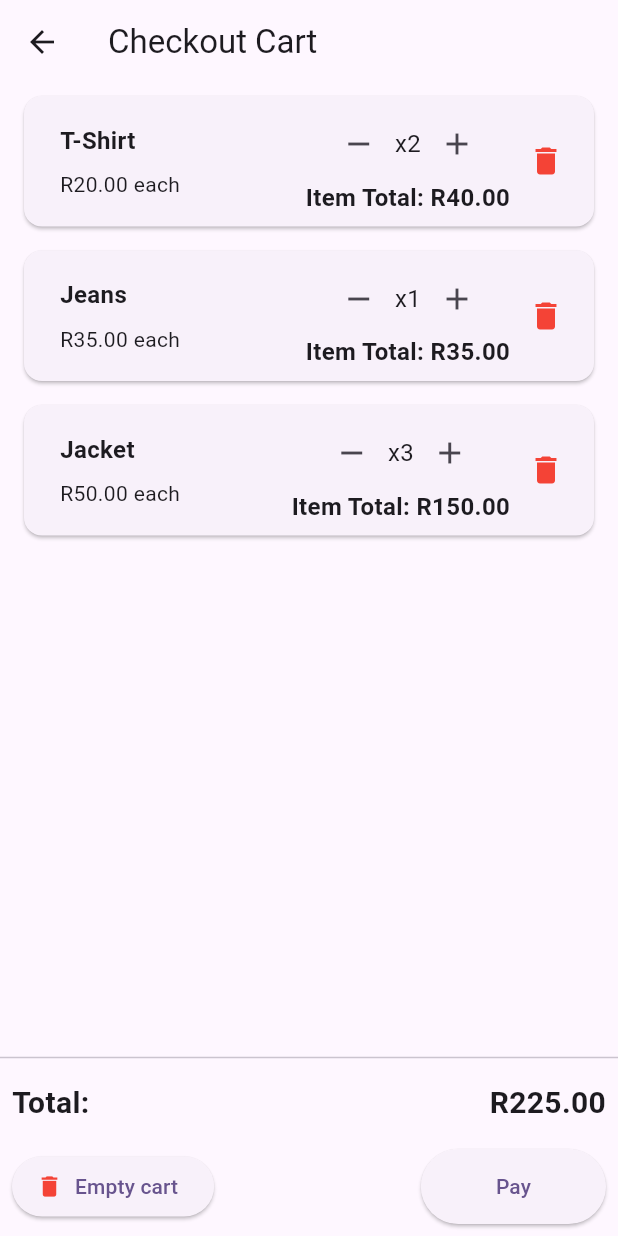
After one commit to sizwetshabangu2024/shopify-hydrogen, a Flutter app: the screen it shows after launch, after a tap on "Go to Cart", on a phone screen of 412 x 824 dp. The commit adds this screen. Run offline on Flutter 3.47's test engine with Material 3 defaults, Android fonts, the phone set to English and light mode, and no system bars; missing offline and left inert: shopify_flutter.

Commit message:
cart screens

```diff
--- a/lib/main.dart
+++ b/lib/main.dart
@@ -1,43 +1,27 @@
 import 'package:flutter/material.dart';
 import 'package:shopify_flutter/shopify_flutter.dart';
+import 'pages/cart.dart';
 
 void main() {
   ShopifyConfig.setConfig(
-      storefrontAccessToken: "16078089379d9bc48515ab671a39bbc3",
-      storeUrl: "quickstart-b7d1dbcd.myshopify.com",
-      storefrontApiVersion: "2023-07",
+    storefrontAccessToken: "16078089379d9bc48515ab671a39bbc3",
+    storeUrl: "quickstart-b7d1dbcd.myshopify.com",
+    storefrontApiVersion: "2023-07",
     language: 'en',
     cachePolicy: CachePolicy.cacheAndNetwork,
   );
 
   runApp(const MyApp());
-
 }
 
 class MyApp extends StatelessWidget {
   const MyApp({super.key});
 
-  // This widget is the root of your application.
   @override
   Widget build(BuildContext context) {
     return MaterialApp(
       title: 'Shopify Hydrogen',
       theme: ThemeData(
-        // This is the theme of your application.
-        //
-        // TRY THIS: Try running your application with "flutter run". You'll see
-        // the application has a purple toolbar. Then, without quitting the app,
-        // try changing the seedColor in the colorScheme below to Colors.green
-        // and then invoke "hot reload" (save your changes or press the "hot
-        // reload" button in a Flutter-supported IDE, or press "r" if you used
-        // the command line to start the app).
-        //
-        // Notice that the counter didn't reset back to zero; the application
-        // state is not lost during the reload. To reset the state, use hot
-        // restart instead.
-        //
-        // This works for code too, not just values: Most code changes can be
-        // tested with just a hot reload.
         colorScheme: ColorScheme.fromSeed(seedColor: Colors.deepPurple),
         useMaterial3: true,
       ),
@@ -49,15 +33,6 @@ class MyApp extends StatelessWidget {
 class MyHomePage extends StatefulWidget {
   const MyHomePage({super.key, required this.title});
 
-  // This widget is the home page of your application. It is stateful, meaning
-  // that it has a State object (defined below) that contains fields that affect
-  // how it looks.
-
-  // This class is the configuration for the state. It holds the values (in this
-  // case the title) provided by the parent (in this case the App widget) and
-  // used by the build method of the State. Fields in a Widget subclass are
-  // always marked "final".
-
   final String title;
 
   @override
@@ -65,71 +40,32 @@ class MyHomePage extends StatefulWidget {
 }
 
 class _MyHomePageState extends State<MyHomePage> {
-  int _counter = 0;
 
-  void _incrementCounter() {
-    setState(() {
-      // This call to setState tells the Flutter framework that something has
-      // changed in this State, which causes it to rerun the build method below
-      // so that the display can reflect the updated values. If we changed
-      // _counter without calling setState(), then the build method would not be
-      // called again, and so nothing would appear to happen.
-      _counter++;
-    });
+  void _goToCart() {
+    Navigator.push(
+      context,
+      MaterialPageRoute(builder: (context) => CheckoutCartPage()),
+    );
   }
 
   @override
   Widget build(BuildContext context) {
-    // This method is rerun every time setState is called, for instance as done
-    // by the _incrementCounter method above.
-    //
-    // The Flutter framework has been optimized to make rerunning build methods
-    // fast, so that you can just rebuild anything that needs updating rather
-    // than having to individually change instances of widgets.
     return Scaffold(
       appBar: AppBar(
-        // TRY THIS: Try changing the color here to a specific color (to
-        // Colors.amber, perhaps?) and trigger a hot reload to see the AppBar
-        // change color while the other colors stay the same.
         backgroundColor: Theme.of(context).colorScheme.inversePrimary,
-        // Here we take the value from the MyHomePage object that was created by
-        // the App.build method, and use it to set our appbar title.
         title: Text(widget.title),
       ),
       body: Center(
-        // Center is a layout widget. It takes a single child and positions it
-        // in the middle of the parent.
         child: Column(
-          // Column is also a layout widget. It takes a list of children and
-          // arranges them vertically. By default, it sizes itself to fit its
-          // children horizontally, and tries to be as tall as its parent.
-          //
-          // Column has various properties to control how it sizes itself and
-          // how it positions its children. Here we use mainAxisAlignment to
-          // center the children vertically; the main axis here is the vertical
-          // axis because Columns are vertical (the cross axis would be
-          // horizontal).
-          //
-          // TRY THIS: Invoke "debug painting" (choose the "Toggle Debug Paint"
-          // action in the IDE, or press "p" in the console), to see the
-          // wireframe for each widget.
           mainAxisAlignment: MainAxisAlignment.center,
           children: <Widget>[
-            const Text(
-              'You have pushed the button this many times:',
-            ),
-            Text(
-              '$_counter',
-              style: Theme.of(context).textTheme.headlineMedium,
+            ElevatedButton(
+              onPressed: _goToCart,
+              child: const Text('Go to Cart'),
             ),
           ],
         ),
       ),
-      floatingActionButton: FloatingActionButton(
-        onPressed: _incrementCounter,
-        tooltip: 'Increment',
-        child: const Icon(Icons.add),
-      ), // This trailing comma makes auto-formatting nicer for build methods.
     );
   }
 }
--- /dev/null
+++ b/lib/pages/cart.dart
@@ -0,0 +1,285 @@
+import 'package:flutter/material.dart';
+import 'success.dart'; // Add this import for the success page
+
+class CheckoutCartPage extends StatefulWidget {
+  const CheckoutCartPage({super.key});
+
+  @override
+  CheckoutCartPageState createState() => CheckoutCartPageState();
+}
+
+class CheckoutCartPageState extends State<CheckoutCartPage> {
+  List<CartItem> cartItems = [
+    CartItem(
+      name: 'T-Shirt',
+      price: 20.0,
+      quantity: 2,
+    ),
+    CartItem(
+      name: 'Jeans',
+      price: 35.0,
+      quantity: 1,
+    ),
+    CartItem(
+      name: 'Jacket',
+      price: 50.0,
+      quantity: 3,
+    ),
+  ];
+
+  void _removeItem(int index) {
+    setState(() {
+      cartItems.removeAt(index);
+    });
+  }
+
+  void _addQuantity(int index) {
+    setState(() {
+      cartItems[index].quantity++;
+    });
+  }
+
+  void _subtractQuantity(int index) {
+    setState(() {
+      if (cartItems[index].quantity > 1) {
+        cartItems[index].quantity--;
+      } else {
+        _removeItem(index);
+      }
+    });
+  }
+
+  void _removeAllItems() {
+    setState(() {
+      cartItems.clear();
+    });
+  }
+
+  @override
+  Widget build(BuildContext context) {
+    double totalAmount = cartItems.fold(
+        0, (sum, item) => sum + (item.price * item.quantity));
+
+    return Scaffold(
+      appBar: AppBar(
+        title: const Text('Checkout Cart'),
+      ),
+      body: Column(
+        children: [
+          Expanded(
+            child: cartItems.isEmpty
+                ? const Center(
+              child: Column(
+                mainAxisAlignment: MainAxisAlignment.center,
+                children: [
+                  Icon(
+                    Icons.shopping_cart,
+                    size: 100,
+                    color: Colors.grey,
+                  ),
+                  SizedBox(height: 20),
+                  Text(
+                    'Your cart is empty',
+                    style: TextStyle(fontSize: 24, color: Colors.grey),
+                  ),
+                ],
+              ),
+            )
+                : ListView.builder(
+              itemCount: cartItems.length,
+              itemBuilder: (context, index) {
+                return CartItemWidget(
+                  cartItem: cartItems[index],
+                  onRemove: () => _removeItem(index),
+                  onAdd: () => _addQuantity(index),
+                  onSubtract: () => _subtractQuantity(index),
+                );
+              },
+            ),
+          ),
+          const Divider(),
+          Padding(
+            padding: const EdgeInsets.all(8.0),
+            child: Row(
+              mainAxisAlignment: MainAxisAlignment.spaceBetween,
+              children: [
+                const Text(
+                  'Total:',
+                  style: TextStyle(
+                    fontSize: 20,
+                    fontWeight: FontWeight.bold,
+                  ),
+                ),
+                Text(
+                  'R${totalAmount.toStringAsFixed(2)}',
+                  style: const TextStyle(
+                    fontSize: 20,
+                    fontWeight: FontWeight.bold,
+                  ),
+                ),
+              ],
+            ),
+          ),
+          Padding(
+            padding: const EdgeInsets.all(8.0),
+            child: Row(
+              mainAxisAlignment: MainAxisAlignment.spaceBetween,
+              children: [
+                if (cartItems.isNotEmpty)
+                  Tooltip(
+                    message: 'Empty cart',
+                    child: ElevatedButton.icon(
+                      icon: const Icon(Icons.delete, color: Colors.red),
+                      label: const Text('Empty cart'),
+                      onPressed: () {
+                        showDialog(
+                          context: context,
+                          builder: (BuildContext context) {
+                            return AlertDialog(
+                              title: const Text('Confirm'),
+                              content: const Text('Are you sure you want to remove all items from the cart?'),
+                              actions: <Widget>[
+                                TextButton(
+                                  child: const Text('Cancel'),
+                                  onPressed: () {
+                                    Navigator.of(context).pop();
+                                  },
+                                ),
+                                TextButton(
+                                  child: const Text('Remove All'),
+                                  onPressed: () {
+                                    _removeAllItems();
+                                    Navigator.of(context).pop();
+                                  },
+                                ),
+                              ],
+                            );
+                          },
+                        );
+                      },
+                    ),
+                  ),
+                Tooltip(
+                  message: cartItems.isEmpty
+                      ? 'Add items to cart before paying'
+                      : 'Proceed to payment',
+                  child: ElevatedButton(
+                    onPressed: cartItems.isEmpty
+                        ? null
+                        : () {
+                      ScaffoldMessenger.of(context).showSnackBar(
+                        const SnackBar(content: Text('Payment in progress...')),
+                      );
+                      Future.delayed(const Duration(seconds: 3), () {
+                        Navigator.push(
+                          context,
+                          MaterialPageRoute(
+                            builder: (context) => SuccessPage(
+                              cartItems: cartItems,
+                              totalAmount: totalAmount,
+                            ),
+                          ),
+                        );
+                      });
+                    },
+                    style: ElevatedButton.styleFrom(
+                      padding: const EdgeInsets.symmetric(horizontal: 50, vertical: 15),
+                      backgroundColor: cartItems.isEmpty ? Colors.grey : null,
+                    ),
+                    child: const Text('Pay'),
+                  ),
+                ),
+              ],
+            ),
+          ),
+        ],
+      ),
+    );
+  }
+}
+
+class CartItem {
+  final String name;
+  final double price;
+  int quantity;
+
+  CartItem({
+    required this.name,
+    required this.price,
+    required this.quantity,
+  });
+}
+
+class CartItemWidget extends StatelessWidget {
+  final CartItem cartItem;
+  final VoidCallback onRemove;
+  final VoidCallback onAdd;
+  final VoidCallback onSubtract;
+
+  const CartItemWidget({
+    super.key,
+    required this.cartItem,
+    required this.onRemove,
+    required this.onAdd,
+    required this.onSubtract,
+  });
+
+  @override
+  Widget build(BuildContext context) {
+    return Card(
+      margin: const EdgeInsets.symmetric(vertical: 8.0, horizontal: 16.0),
+      child: Padding(
+        padding: const EdgeInsets.all(8.0),
+        child: Row(
+          children: [
+            const SizedBox(width: 16.0),
+            Expanded(
+              child: Column(
+                crossAxisAlignment: CrossAxisAlignment.start,
+                children: [
+                  Text(
+                    cartItem.name,
+                    style: const TextStyle(fontSize: 16, fontWeight: FontWeight.bold),
+                  ),
+                  const SizedBox(height: 8.0),
+                  Text(
+                    'R${cartItem.price.toStringAsFixed(2)} each',
+                    style: const TextStyle(fontSize: 14),
+                  ),
+                ],
+              ),
+            ),
+            Column(
+              children: [
+                Row(
+                  children: [
+                    IconButton(
+                      icon: const Icon(Icons.remove),
+                      onPressed: onSubtract,
+                    ),
+                    Text(
+                      'x${cartItem.quantity}',
+                      style: const TextStyle(fontSize: 16),
+                    ),
+                    IconButton(
+                      icon: const Icon(Icons.add),
+                      onPressed: onAdd,
+                    ),
+                  ],
+                ),
+                Text(
+                  'Item Total: R${(cartItem.price * cartItem.quantity).toStringAsFixed(2)}',
+                  style: const TextStyle(fontSize: 16, fontWeight: FontWeight.bold),
+                ),
+              ],
+            ),
+            IconButton(
+              icon: const Icon(Icons.delete, color: Colors.red),
+              onPressed: onRemove,
+            ),
+          ],
+        ),
+      ),
+    );
+  }
+}
```
Also changed, not shown: lib/pages/confirmation.dart (added, +159 -0 lines), lib/pages/success.dart (added, +80 -0 lines).
